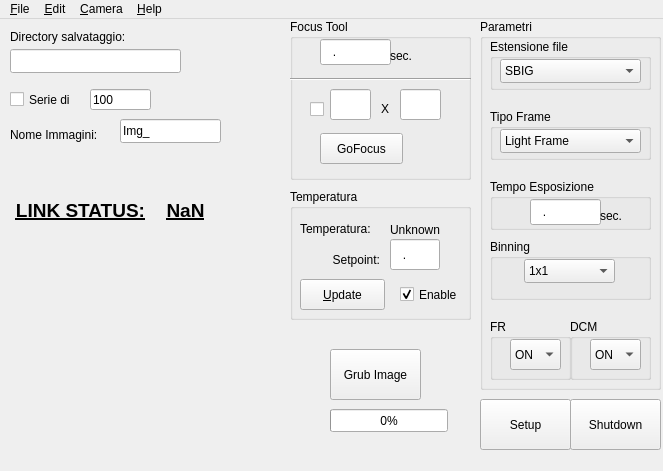
First picture: the form in mainwindow.ui, repository algebrato/PenguinSBIG, before the edit.
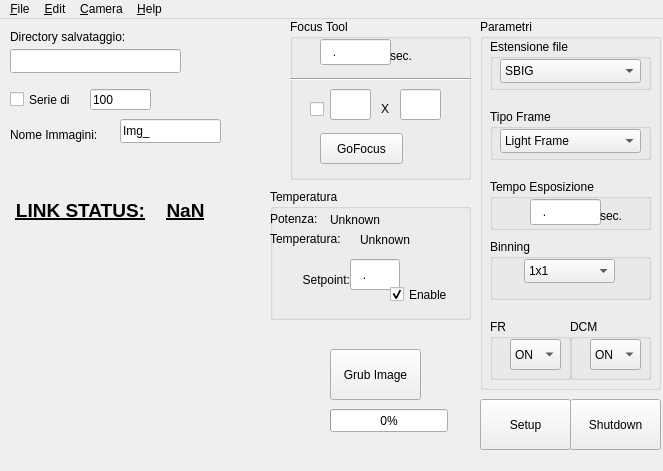
Second picture: the form after the edit. Icons and pictures are not drawn.

Diff of the .ui file:
```diff
--- a/mainwindow.ui
+++ b/mainwindow.ui
@@ -539,9 +539,9 @@
    <widget class="QGroupBox" name="groupBox_9">
     <property name="geometry">
      <rect>
-      <x>290</x>
+      <x>270</x>
       <y>170</y>
-      <width>181</width>
+      <width>201</width>
       <height>131</height>
      </rect>
     </property>
@@ -551,8 +551,8 @@
     <widget class="QLineEdit" name="coolingSetpoint">
      <property name="geometry">
       <rect>
-       <x>100</x>
-       <y>50</y>
+       <x>80</x>
+       <y>70</y>
        <width>50</width>
        <height>31</height>
       </rect>
@@ -564,7 +564,7 @@
       </size>
      </property>
      <property name="inputMask">
-      <string>#09.99; </string>
+      <string>#09.99</string>
      </property>
      <property name="text">
       <string>.</string>
@@ -573,8 +573,8 @@
     <widget class="QLabel" name="textLabel12">
      <property name="geometry">
       <rect>
-       <x>20</x>
-       <y>60</y>
+       <x>10</x>
+       <y>80</y>
        <width>70</width>
        <height>21</height>
       </rect>
@@ -592,27 +592,11 @@
       <cstring>coolingSetpoint</cstring>
      </property>
     </widget>
-    <widget class="QPushButton" name="coolingUpdateButton">
-     <property name="geometry">
-      <rect>
-       <x>10</x>
-       <y>90</y>
-       <width>85</width>
-       <height>31</height>
-      </rect>
-     </property>
-     <property name="text">
-      <string>&amp;Update</string>
-     </property>
-     <property name="shortcut">
-      <string>Alt+U</string>
-     </property>
-    </widget>
     <widget class="QLabel" name="ccdTempLbl">
      <property name="geometry">
       <rect>
-       <x>100</x>
-       <y>30</y>
+       <x>90</x>
+       <y>40</y>
        <width>71</width>
        <height>21</height>
       </rect>
@@ -627,8 +611,8 @@
     <widget class="QLabel" name="label_5">
      <property name="geometry">
       <rect>
-       <x>10</x>
-       <y>29</y>
+       <x>0</x>
+       <y>39</y>
        <width>101</width>
        <height>21</height>
       </rect>
@@ -640,7 +624,7 @@
     <widget class="QCheckBox" name="enableChkBox">
      <property name="geometry">
       <rect>
-       <x>110</x>
+       <x>120</x>
        <y>90</y>
        <width>70</width>
        <height>31</height>
@@ -653,6 +637,35 @@
       <bool>true</bool>
      </property>
     </widget>
+    <widget class="QLabel" name="label_8">
+     <property name="geometry">
+      <rect>
+       <x>0</x>
+       <y>19</y>
+       <width>101</width>
+       <height>21</height>
+      </rect>
+     </property>
+     <property name="text">
+      <string>Potenza:</string>
+     </property>
+    </widget>
+    <widget class="QLabel" name="ccdPower">
+     <property name="geometry">
+      <rect>
+       <x>60</x>
+       <y>20</y>
+       <width>71</width>
+       <height>21</height>
+      </rect>
+     </property>
+     <property name="text">
+      <string>Unknown</string>
+     </property>
+     <property name="wordWrap">
+      <bool>false</bool>
+     </property>
+    </widget>
    </widget>
    <widget class="QPushButton" name="butshut">
     <property name="geometry">
```
Left out of the diff: 6 changed lines with no effect on the pictures.
